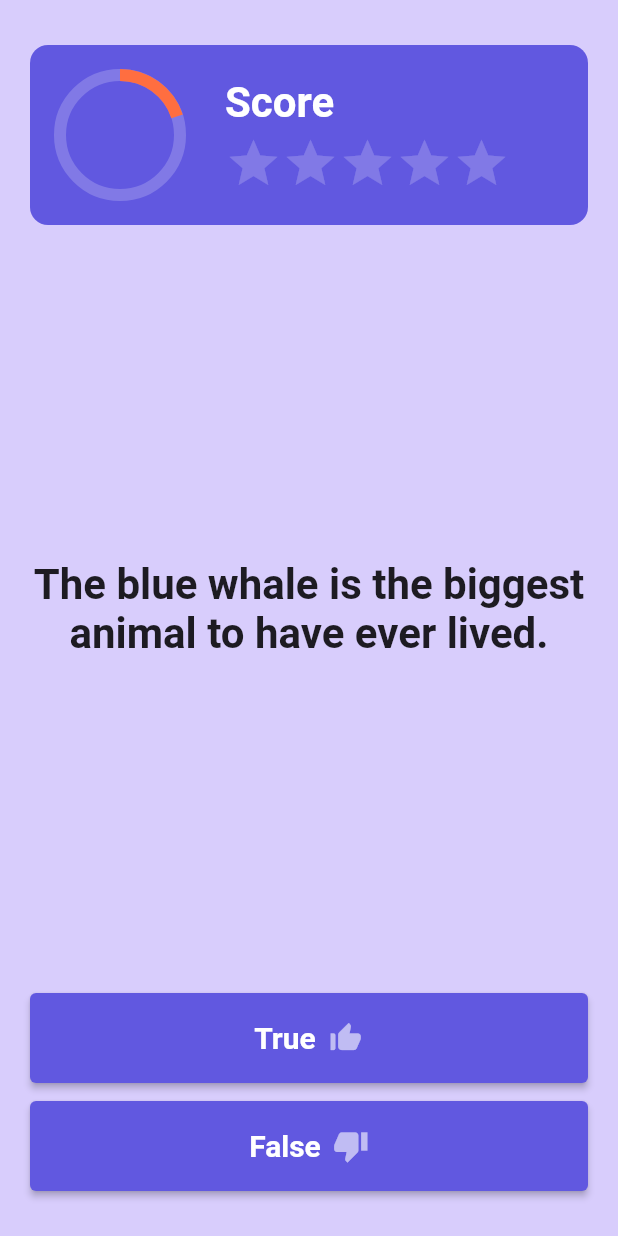
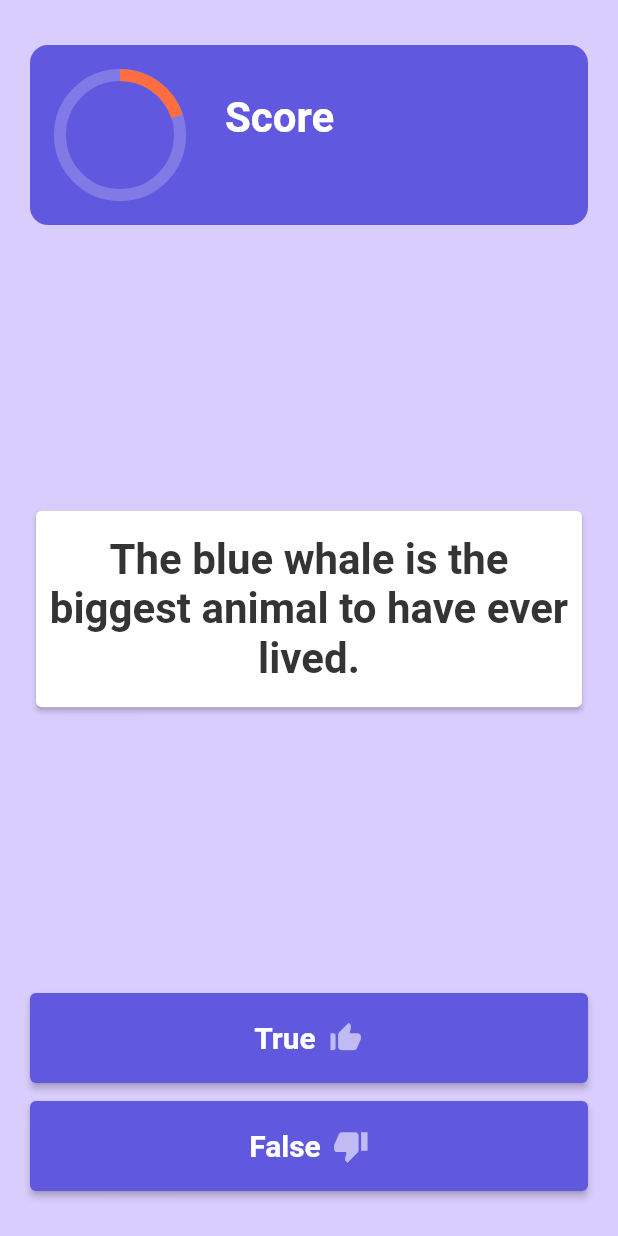
Before and after one commit to Bru-marques/flutter_quiz, a Flutter app: the screen it shows after launch, on a phone screen of 412 x 824 dp. Run offline on Flutter 3.47's test engine with Material 2 defaults, Android fonts, the light colour scheme and no system bars.

Commit message:
question and answers

```diff
--- /dev/null
+++ b/lib/model/question_module.dart
@@ -0,0 +1,6 @@
+class QuestionModule {
+  String question;
+  bool answer;
+
+  QuestionModule(this.question, this.answer);
+}
--- a/lib/page/home.dart
+++ b/lib/page/home.dart
@@ -1,8 +1,19 @@
 import 'package:flutter/material.dart';
 
-class Home extends StatelessWidget {
+import 'data.dart';
+
+QuestionList _questionList = QuestionList();
+
+class Home extends StatefulWidget {
   const Home({Key? key}) : super(key: key);
 
+  @override
+  State<Home> createState() => _HomeState();
+}
+
+List<Widget> stars = [];
+
+class _HomeState extends State<Home> {
   @override
   Widget build(BuildContext context) {
     return Scaffold(
@@ -57,20 +68,21 @@ class Home extends StatelessWidget {
                   fontWeight: FontWeight.bold,
                 ),
               ),
-              Row(
-                children: [
-                  Icon(Icons.star,
-                      size: 38, color: Colors.white.withOpacity(.2)),
-                  Icon(Icons.star,
-                      size: 38, color: Colors.white.withOpacity(.2)),
-                  Icon(Icons.star,
-                      size: 38, color: Colors.white.withOpacity(.2)),
-                  Icon(Icons.star,
-                      size: 38, color: Colors.white.withOpacity(.2)),
-                  Icon(Icons.star,
-                      size: 38, color: Colors.white.withOpacity(.2)),
-                ],
-              )
+              Row(children: stars
+                  // <Widget>[
+                  //   stars
+                  // Icon(Icons.star,
+                  //     size: 38, color: Colors.white.withOpacity(.2)),
+                  // Icon(Icons.star,
+                  //     size: 38, color: Colors.white.withOpacity(.2)),
+                  // Icon(Icons.star,
+                  //     size: 38, color: Colors.white.withOpacity(.2)),
+                  // Icon(Icons.star,
+                  //     size: 38, color: Colors.white.withOpacity(.2)),
+                  // Icon(Icons.star,
+                  //     size: 38, color: Colors.white.withOpacity(.2)),
+                  // ],
+                  )
             ],
           ),
         ],
@@ -79,13 +91,19 @@ class Home extends StatelessWidget {
   }
 
   Widget _question() {
-    return const Text(
-      textAlign: TextAlign.center,
-      'The blue whale is the biggest animal to have ever lived.',
-      style: TextStyle(
-        fontSize: 28,
-        color: Colors.black87,
-        fontWeight: FontWeight.bold,
+    return Card(
+      elevation: 1.5,
+      child: Padding(
+        padding: const EdgeInsets.symmetric(horizontal: 8.0, vertical: 16),
+        child: Text(
+          textAlign: TextAlign.center,
+          _questionList.getQuestion(),
+          style: const TextStyle(
+            fontSize: 28,
+            color: Color(0xff343434),
+            fontWeight: FontWeight.bold,
+          ),
+        ),
       ),
     );
   }
@@ -103,7 +121,21 @@ class Home extends StatelessWidget {
 
   Widget _button(String title, IconData icon) {
     return ElevatedButton(
-      onPressed: () {},
+      onPressed: () {
+        setState(() {
+          if (title.toLowerCase() == _questionList.getAnswer().toString()) {
+            stars.add(
+              const Icon(Icons.star, size: 38, color: Colors.yellowAccent),
+            );
+          } else {
+            stars.add(
+              Icon(Icons.star, size: 38, color: Colors.black.withOpacity(.2)),
+            );
+          }
+
+          _questionList.nextQuestion();
+        });
+      },
       style: ElevatedButton.styleFrom(
         backgroundColor: const Color(0xff6158E0),
       ),
```
Also changed, not shown: lib/page/data.dart (added, +32 -0 lines).
